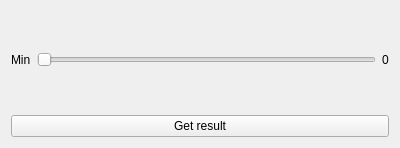
Old version of the form ImageViewerQt/setcontrast.ui in the repository LeekaiDel/TestTask.
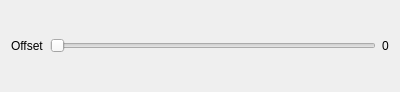
New version of the form.

Diff of the .ui file:
```diff
--- a/ImageViewerQt/setcontrast.ui
+++ b/ImageViewerQt/setcontrast.ui
@@ -7,7 +7,7 @@
     <x>0</x>
     <y>0</y>
     <width>400</width>
-    <height>148</height>
+    <height>92</height>
    </rect>
   </property>
   <property name="windowTitle">
@@ -19,7 +19,7 @@
      <item>
       <widget class="QLabel" name="minLabel">
        <property name="text">
-        <string>Min</string>
+        <string>Offset</string>
        </property>
       </widget>
      </item>
@@ -42,13 +42,6 @@
      </item>
     </layout>
    </item>
-   <item>
-    <widget class="QPushButton" name="buttGetResult">
-     <property name="text">
-      <string>Get result</string>
-     </property>
-    </widget>
-   </item>
   </layout>
  </widget>
  <resources/>
```
